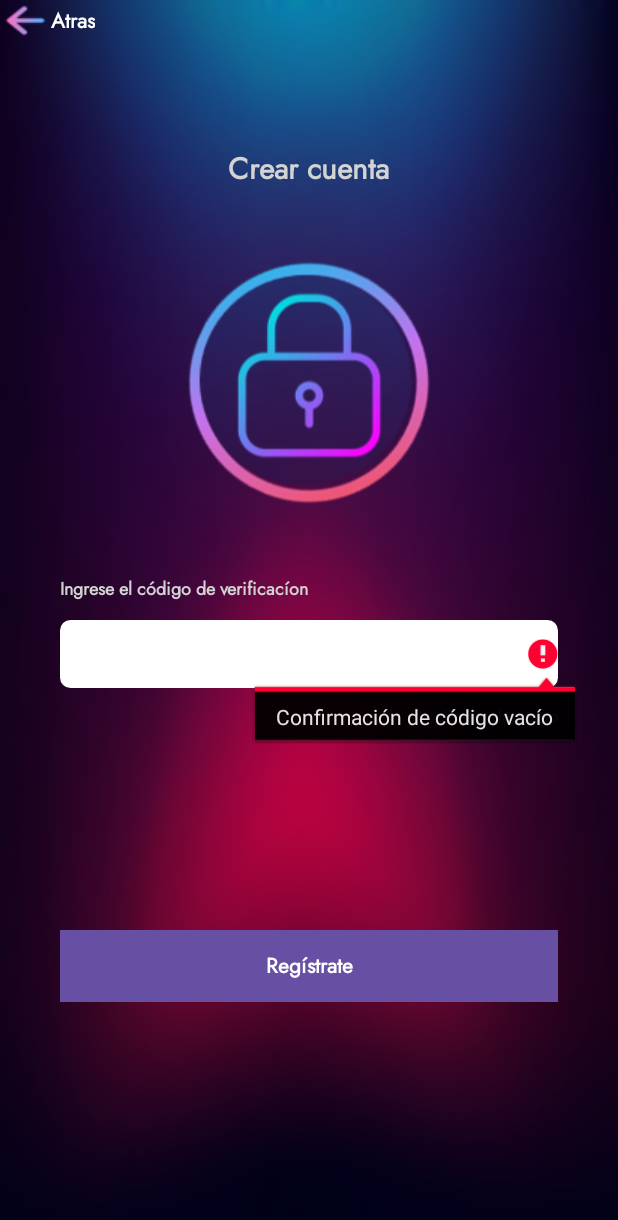
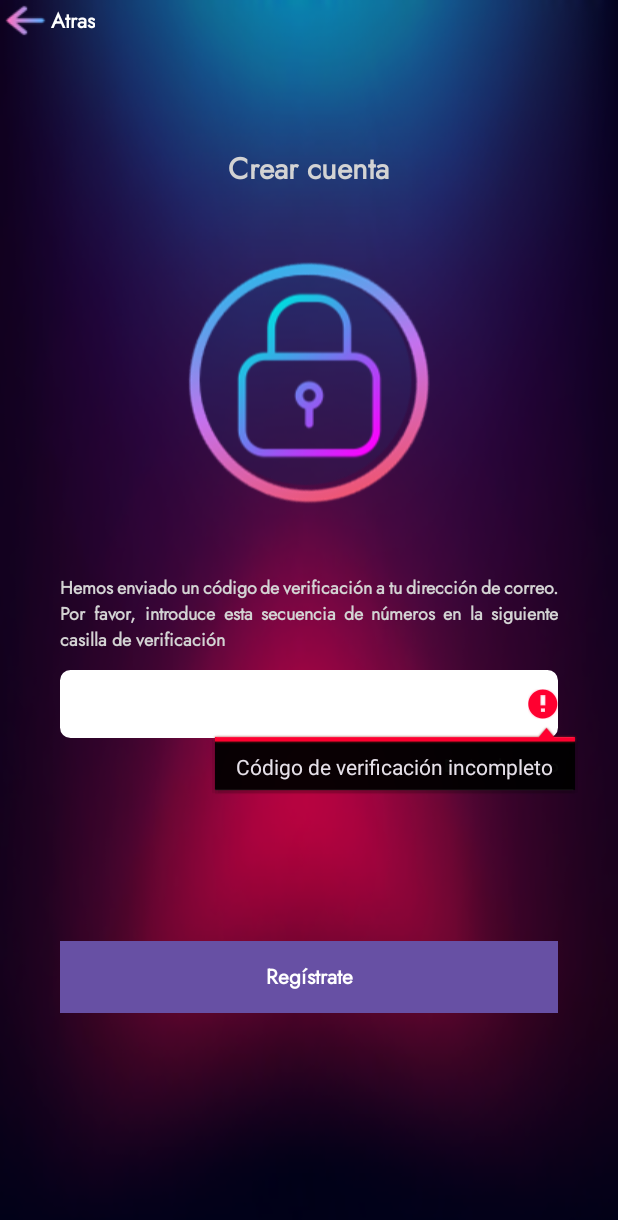
Before and after one commit to jensyvillafranca/ProyectoMusicStore_Angely_Jensy, an Android app: the activity_codigoverificacion_crearcuenta screen opened directly, with no data from a screen before it, after a tap on "Regístrate", on a phone screen of 412 x 824 dp. Shown: the top 1220 px of the screen. Run offline under Robolectric (Android 15) with nearby library versions, the phone set to English and light mode, and no system bars.

Commit message:
Envio de Código de verificacion

```diff
--- a/app/src/main/java/com/example/proyectomusicstore_angely_jensy/activity_codigoverificacion_crearcuenta.java
+++ b/app/src/main/java/com/example/proyectomusicstore_angely_jensy/activity_codigoverificacion_crearcuenta.java
@@ -4,9 +4,13 @@ import androidx.appcompat.app.AppCompatActivity;
 
 import android.content.Intent;
 import android.os.Bundle;
+import android.text.InputFilter;
+import android.text.Spanned;
 import android.view.View;
 import android.widget.Button;
 import android.widget.EditText;
+
+import java.util.regex.Pattern;
 
 
 public class activity_codigoverificacion_crearcuenta extends AppCompatActivity {
@@ -41,6 +45,20 @@ public class activity_codigoverificacion_crearcuenta extends AppCompatActivity {
                 }
             }
         });
+
+
+
+        /*Expresión regular para que ingrese únicamente números en el textview de código*/
+        InputFilter codigoVerificacion = new InputFilter() {
+            public CharSequence filter(CharSequence source, int start, int end, Spanned dest, int dstart, int dend) {
+                // Utiliza la expresión regular para filtrar la entrada
+                if (source != null && !source.toString().matches("^[0-9]+$")) {
+                    return "";
+                }
+                return null;
+            }
+        };
+        txtRecuperarRegistrarse.setFilters(new InputFilter[]{codigoVerificacion});
     }
     public boolean validar(){
         boolean retorna = true;
@@ -48,6 +66,10 @@ public class activity_codigoverificacion_crearcuenta extends AppCompatActivity {
             txtRecuperarRegistrarse.setError("Confirmación de código vacío");
             retorna = false;
         }
+        if(txtRecuperarRegistrarse.getText().toString().length() < 6 || txtRecuperarRegistrarse.getText().toString().length() > 6){
+            txtRecuperarRegistrarse.setError("Código de verificación incompleto");
+            retorna = false;
+        }
         return retorna;
     }
 }
--- a/app/src/main/res/layout/activity_codigoverificacion_crearcuenta.xml
+++ b/app/src/main/res/layout/activity_codigoverificacion_crearcuenta.xml
@@ -83,13 +83,18 @@
                 <TextView
                     android:id="@+id/txtviewRecuperarEnviarTitulo2"
                     android:layout_width="match_parent"
-                    android:layout_height="30dp"
+                    android:layout_height="63dp"
                     android:fontFamily="@font/fuente_jost_global"
                     android:justificationMode="inter_word"
-                    android:text="@string/IngresarCodigo"
+                    android:text="@string/LabelRecuperarContra"
                     android:textColor="#D3D3D3"
                     android:textSize="12sp"
                     android:textStyle="bold" />
+
+                <Space
+                    android:layout_width="match_parent"
+                    android:layout_height="wrap_content" />
+
 
                 <EditText
                     android:id="@+id/txtRecuperarRegistrarse"
@@ -99,7 +104,6 @@
                     android:inputType="number"
                     android:labelFor="@id/txtviewRecuperarEnviarTitulo2"
                     android:textSize="15sp" />
-
 
                 <Space
                     android:layout_width="match_parent"
@@ -120,8 +124,8 @@
                     android:layout_height="wrap_content" />
 
                 <Space
-                    android:layout_width="match_parent"
-                    android:layout_height="134dp" />
+                    android:layout_width="331dp"
+                    android:layout_height="108dp" />
 
                 <Button
                     android:id="@+id/btnRecuperarRegistrarse"
```
Also changed, not shown: app/src/main/java/com/example/proyectomusicstore_angely_jensy/activity_registrarse.java (+44 -0 lines).
